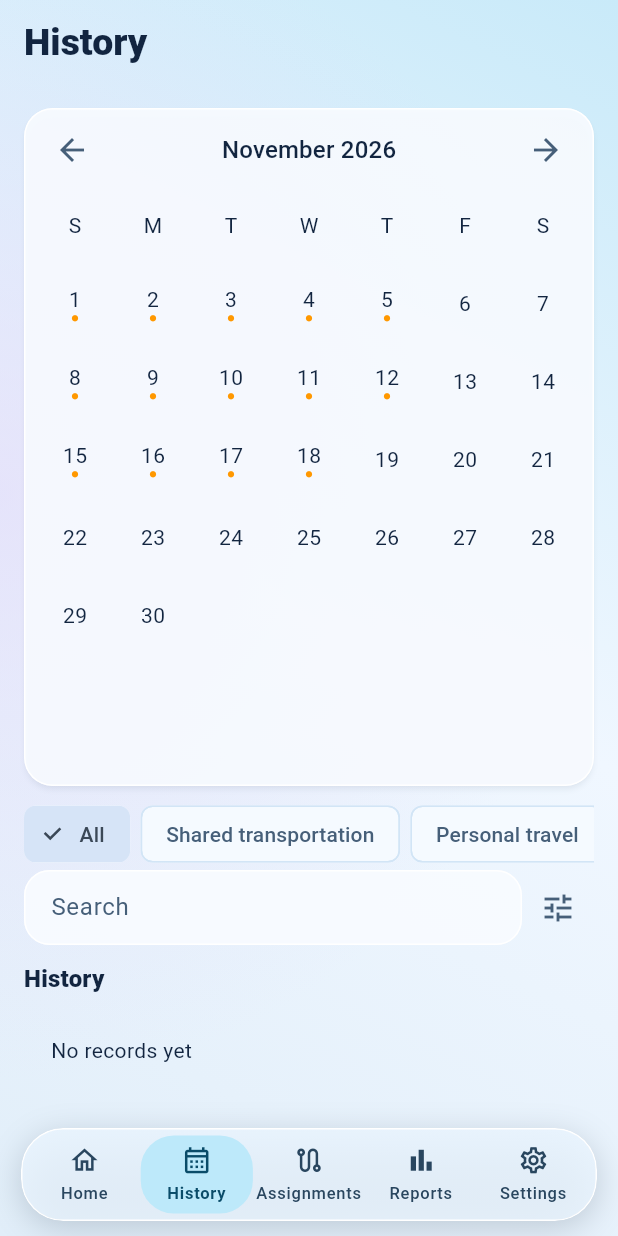
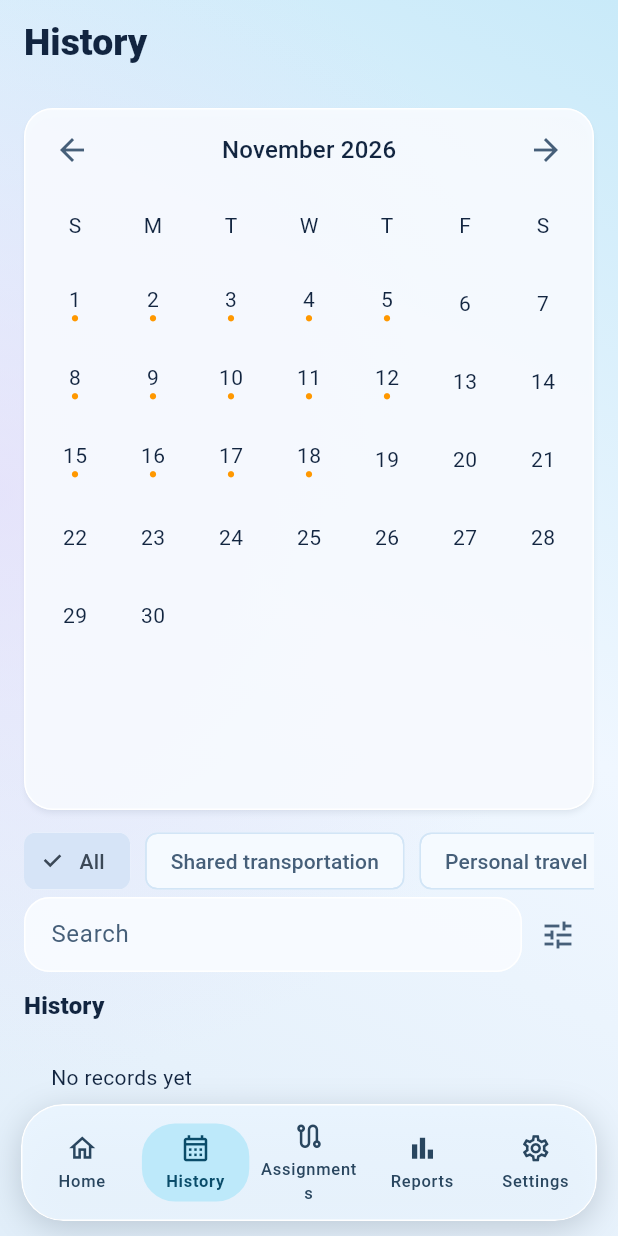
Before and after one commit to AMWolfstein/Badalaty, a Flutter app: the screen it shows after launch, item 2 of the bottom bar chosen, on a phone screen of 412 x 824 dp. Run offline on Flutter 3.47's test engine with Material 3 defaults, Android fonts, the phone set to English and light mode, and no system bars; our stand-ins replace cupertino_ui, drift, file_picker, flutter_riverpod, go_router, material_ui and 1 more; accounts and stored records are empty; statements that could not run were skipped.

Commit message:
Make tab switches immediate and improve control spacing

```diff
--- a/lib/assignments/assignments.dart
+++ b/lib/assignments/assignments.dart
@@ -39,7 +39,7 @@ class _AssignmentsPageState extends State<AssignmentsPage> {
             children: [
               for (final status in [null, ...tripStatuses])
                 Padding(
-                  padding: const EdgeInsetsDirectional.only(end: 7),
+                  padding: const EdgeInsetsDirectional.only(end: 10),
                   child: ChoiceChip(
                     label: Text(status == null ? l.all : l.statusName(status)),
                     selected: status == filter,
--- a/lib/forms.dart
+++ b/lib/forms.dart
@@ -66,7 +66,7 @@ class Choice<T> extends StatelessWidget {
 
   @override
   Widget build(BuildContext context) => Padding(
-    padding: const EdgeInsets.only(bottom: 8),
+    padding: const EdgeInsets.only(bottom: 11),
     child: InputDecorator(
       decoration: InputDecoration(
         labelText: label,
--- a/lib/history/history.dart
+++ b/lib/history/history.dart
@@ -172,7 +172,7 @@ class _HistoryState extends ConsumerState<HistoryPage> {
                 ...Category.values.map((item) => item.name),
               ])
                 Padding(
-                  padding: const EdgeInsetsDirectional.only(end: 7),
+                  padding: const EdgeInsetsDirectional.only(end: 10),
                   child: ChoiceChip(
                     label: Text(kind.isEmpty ? l.all : l.categoryName(kind)),
                     selected: category == kind,
--- a/lib/home/home.dart
+++ b/lib/home/home.dart
@@ -47,7 +47,7 @@ class HomePage extends StatelessWidget {
               Expanded(
                 child: Padding(
                   padding: EdgeInsetsDirectional.only(
-                    end: category == Category.values.last ? 0 : 7,
+                    end: category == Category.values.last ? 0 : 10,
                   ),
                   child: Card(
                     child: InkWell(
--- a/lib/main.dart
+++ b/lib/main.dart
@@ -40,7 +40,11 @@ class _AppState extends ConsumerState<BadalatyApp> with WidgetsBindingObserver {
         builder: (context, state, child) => _Frame(state.uri.path, child),
         routes: [
           for (var i = 0; i < _sections.length; i++)
-            GoRoute(path: _sections[i], builder: (_, _) => _Section(i)),
+            GoRoute(
+              path: _sections[i],
+              pageBuilder: (_, state) =>
+                  NoTransitionPage(key: state.pageKey, child: _Section(i)),
+            ),
         ],
       ),
       GoRoute(path: '/add', builder: (_, _) => const AddEntryPage()),
@@ -78,6 +82,9 @@ class _AppState extends ConsumerState<BadalatyApp> with WidgetsBindingObserver {
     WidgetsBinding.instance.addObserver(this);
     _scheduleMidnight();
     if (Platform.isAndroid) {
+      ref.listenManual(recordsProvider, (_, next) {
+        if (next is AsyncData) _publishWidgetsAfterFrame();
+      }, fireImmediately: true);
       platformChannel.setMethodCallHandler((call) async {
         if (call.method == 'route' && mounted) {
           _route(call.arguments as String?);
@@ -105,8 +112,11 @@ class _AppState extends ConsumerState<BadalatyApp> with WidgetsBindingObserver {
     timer = Timer(
       DateTime(now.year, now.month, now.day + 1).difference(now),
       () {
-        if (mounted) setState(() {});
-        _scheduleMidnight();
+        if (mounted) {
+          setState(() {});
+          _publishWidgetsAfterFrame();
+          _scheduleMidnight();
+        }
       },
     );
   }
@@ -116,7 +126,21 @@ class _AppState extends ConsumerState<BadalatyApp> with WidgetsBindingObserver {
     if (state == AppLifecycleState.resumed) {
       _scheduleMidnight();
       setState(() {});
+      _publishWidgetsAfterFrame();
     }
+  }
+
+  void _publishWidgetsAfterFrame() {
+    if (!Platform.isAndroid) return;
+    WidgetsBinding.instance.addPostFrameCallback((_) {
+      if (!mounted) return;
+      final records = ref.read(recordsProvider).value;
+      if (records != null) {
+        unawaited(
+          publishPlatformData(records).catchError((Object _, StackTrace _) {}),
+        );
+      }
+    });
   }
 
   @override
@@ -152,15 +176,6 @@ class _AppState extends ConsumerState<BadalatyApp> with WidgetsBindingObserver {
         'light' => ThemeMode.light,
         'dark' => ThemeMode.dark,
         _ => ThemeMode.system,
-      },
-      builder: (context, child) {
-        if (records != null) {
-          unawaited(
-            publishPlatformData(records)
-                .catchError((Object _, StackTrace _) {}),
-          );
-        }
-        return child!;
       },
     );
   }
@@ -202,7 +217,9 @@ class _Frame extends StatelessWidget {
       body: SafeArea(bottom: false, child: child),
       bottomNavigationBar: GlassNavigationBar(
         selectedIndex: current,
-        onSelected: (index) => context.go(_sections[index]),
+        onSelected: (index) {
+          if (index != current) context.go(_sections[index]);
+        },
         destinations: [
           for (var i = 0; i < labels.length; i++)
             (icon: icons[i], label: labels[i]),
--- a/lib/widgets/glass_design.dart
+++ b/lib/widgets/glass_design.dart
@@ -54,7 +54,7 @@ ThemeData badalatyTheme(Brightness brightness) {
       surfaceTintColor: Colors.transparent,
       elevation: 1.5,
       shadowColor: const Color(0x22264D77),
-      margin: const EdgeInsets.only(bottom: 8),
+      margin: const EdgeInsets.only(bottom: 10),
       shape: shape,
       clipBehavior: Clip.antiAlias,
     ),
@@ -121,6 +121,25 @@ class GlassScaffold extends StatelessWidget {
   final Widget? bottomNavigationBar;
 
   @override
+  Widget build(BuildContext context) => Stack(
+    fit: StackFit.expand,
+    children: [
+      const RepaintBoundary(child: _GlassBackground()),
+      Scaffold(
+        backgroundColor: Colors.transparent,
+        extendBody: bottomNavigationBar != null,
+        appBar: appBar,
+        body: body,
+        bottomNavigationBar: bottomNavigationBar,
+      ),
+    ],
+  );
+}
+
+class _GlassBackground extends StatelessWidget {
+  const _GlassBackground();
+
+  @override
   Widget build(BuildContext context) {
     final dark = Theme.of(context).brightness == Brightness.dark;
     return DecoratedBox(
@@ -142,13 +161,6 @@ class GlassScaffold extends StatelessWidget {
                 ? const [Color(0x80352E5B), Color(0x00352E5B)]
                 : const [Color(0xA4DFD9F8), Color(0x00DFD9F8)],
           ),
-        ),
-        child: Scaffold(
-          backgroundColor: Colors.transparent,
-          extendBody: bottomNavigationBar != null,
-          appBar: appBar,
-          body: body,
-          bottomNavigationBar: bottomNavigationBar,
         ),
       ),
     );
--- a/lib/widgets/glass_navigation_bar.dart
+++ b/lib/widgets/glass_navigation_bar.dart
@@ -1,5 +1,3 @@
-import 'dart:ui' as ui;
-
 import 'package:material_ui/material_ui.dart';
 
 EdgeInsets sectionListPadding(BuildContext context) =>
@@ -51,17 +49,14 @@ class GlassNavigationBar extends StatelessWidget {
           ),
           child: ClipRRect(
             borderRadius: radius,
-            child: BackdropFilter(
-              filter: ui.ImageFilter.blur(sigmaX: 9, sigmaY: 9),
-              enabled: !highContrast,
             child: DecoratedBox(
               decoration: BoxDecoration(
                 gradient: LinearGradient(
                   begin: Alignment.topCenter,
                   end: Alignment.bottomCenter,
                   colors: [
-                      surface.withValues(alpha: highContrast ? 1 : .88),
-                      surface.withValues(alpha: highContrast ? 1 : .76),
+                    surface.withValues(alpha: highContrast ? 1 : .96),
+                    surface.withValues(alpha: highContrast ? 1 : .9),
                   ],
                 ),
                 borderRadius: radius,
@@ -72,6 +67,7 @@ class GlassNavigationBar extends StatelessWidget {
               child: Padding(
                 padding: const EdgeInsets.all(5),
                 child: Row(
+                  spacing: 4,
                   children: [
                     for (final (index, destination) in destinations.indexed)
                       Expanded(
@@ -87,7 +83,6 @@ class GlassNavigationBar extends StatelessWidget {
                         ),
                       ),
                   ],
-                  ),
                 ),
               ),
             ),
--- a/pubspec.yaml
+++ b/pubspec.yaml
@@ -16,7 +16,7 @@ publish_to: 'none' # Remove this line if you wish to publish to pub.dev
 # https://developer.apple.com/library/archive/documentation/General/Reference/InfoPlistKeyReference/Articles/CoreFoundationKeys.html
 # In Windows, build-name is used as the major, minor, and patch parts
 # of the product and file versions while build-number is used as the build suffix.
-version: 1.0.5+6
+version: 1.0.6+7
 
 environment:
   sdk: ^3.14.0
```
Also changed, not shown: 1 other file. Lines whose indentation alone changed are shown as unchanged.
